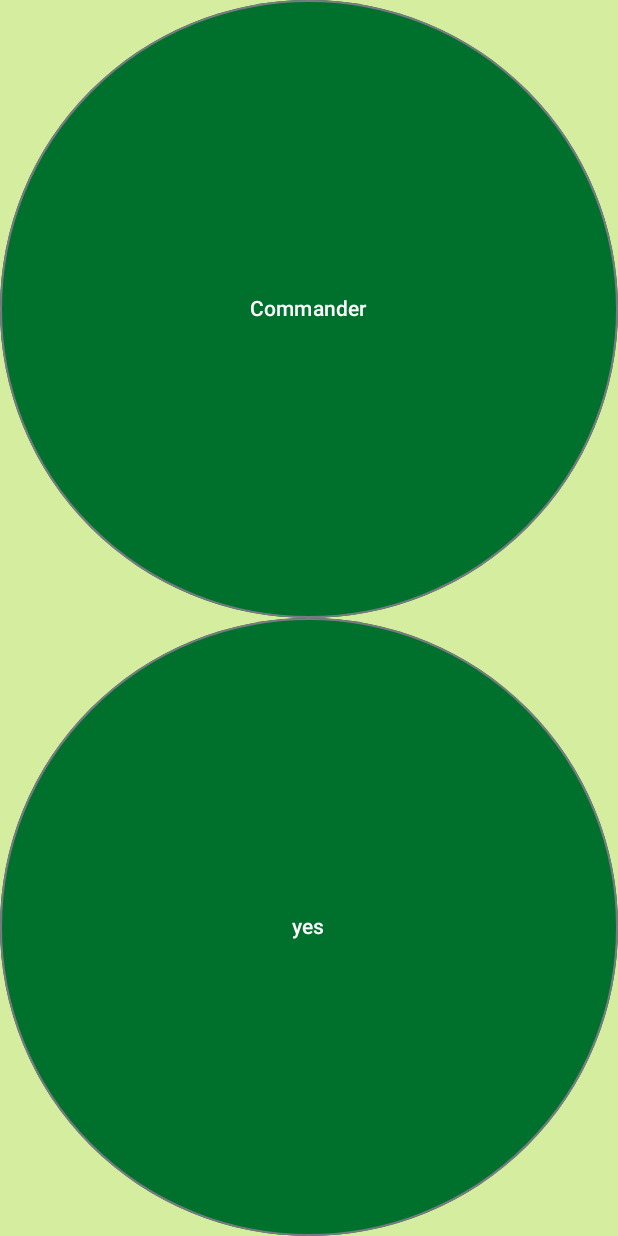
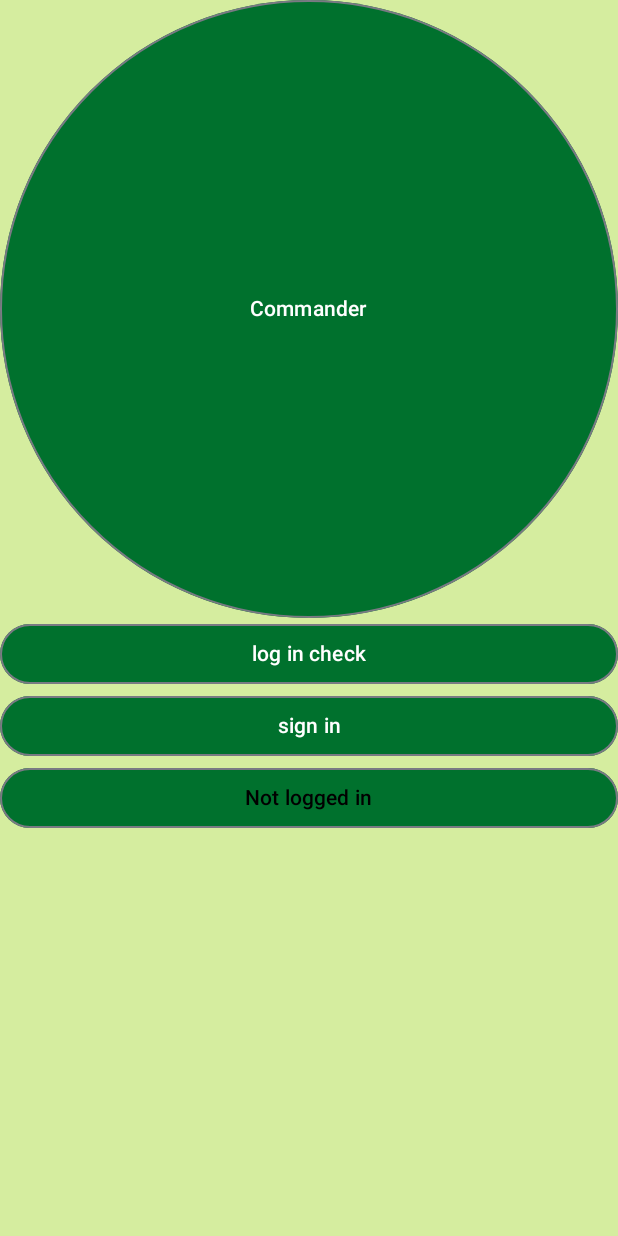
Before and after one commit to gvidas123/MtgLifeCounter, an Android app built with Jetpack Compose: the StartScreen screen opened through its navigation route, on a phone screen of 412 x 824 dp. Run offline under Robolectric (Android 15) with nearby library versions, the phone set to English and light mode, and no system bars; our stand-ins replace livedata-compose; libraries missing offline, so code that uses them is left out: com.google.api.client, com.google.api.services.

Commit message:
nothing is working im losing my mind

```diff
--- a/app/build.gradle.kts
+++ b/app/build.gradle.kts
@@ -68,6 +68,7 @@ dependencies {
     implementation(libs.google.drive)
     implementation(libs.google.auth)
     implementation(libs.google.http.client.gson)
+    implementation(libs.androidx.runtime.livedata)
     testImplementation(libs.junit)
     androidTestImplementation(libs.androidx.junit)
     androidTestImplementation(libs.androidx.espresso.core)
--- a/app/src/main/java/com/example/mtglifecounter/MainActivity.kt
+++ b/app/src/main/java/com/example/mtglifecounter/MainActivity.kt
@@ -1,93 +1,41 @@
 package com.example.mtglifecounter
 
+import android.app.Activity
 import android.content.Intent
 import android.os.Bundle
 import android.util.Log
 import androidx.activity.ComponentActivity
 import androidx.activity.compose.setContent
 import androidx.activity.enableEdgeToEdge
+import androidx.activity.result.ActivityResultLauncher
+import androidx.activity.result.contract.ActivityResultContracts
+import androidx.lifecycle.ViewModelProvider
 import com.example.mtglifecounter.ui.theme.CounterViewModel
 import com.example.mtglifecounter.ui.theme.MtgLifeCounterTheme
-import com.google.android.gms.auth.api.signin.GoogleSignIn
-import com.google.android.gms.auth.api.signin.GoogleSignInAccount
-import com.google.android.gms.auth.api.signin.GoogleSignInOptions
-import com.google.android.gms.common.api.ApiException
-import com.google.android.gms.common.api.Scope
-import com.google.android.gms.tasks.Task
-import com.google.api.client.googleapis.extensions.android.gms.auth.GoogleAccountCredential
-import com.google.api.client.http.javanet.NetHttpTransport
-import com.google.api.client.json.gson.GsonFactory
+import com.example.mtglifecounter.ui.theme.DriveViewModel
+import com.example.mtglifecounter.ui.theme.RC_SIGN_IN
 import com.google.api.services.drive.Drive
-import com.google.api.services.drive.DriveScopes
 import kotlinx.coroutines.DelicateCoroutinesApi
 import kotlinx.coroutines.Dispatchers
 import kotlinx.coroutines.GlobalScope
 import kotlinx.coroutines.launch
 
 
-private const val RC_SIGN_IN = 100
-
 class MainActivity : ComponentActivity() {
 
     override fun onCreate(savedInstanceState: Bundle?) {
         enableEdgeToEdge()
         super.onCreate(savedInstanceState)
-        val gso = GoogleSignInOptions.Builder(GoogleSignInOptions.DEFAULT_SIGN_IN)
-            .requestScopes(Scope(DriveScopes.DRIVE))
-            .requestEmail()
-            .build()
-        val googleSignInClient = GoogleSignIn.getClient(this, gso)
-        val signInIntent = googleSignInClient.signInIntent
-        startActivityForResult(signInIntent, RC_SIGN_IN)
-        val account = GoogleSignIn.getLastSignedInAccount(this)
-        if (account != null) {
-            val driveService = initializeDriveService(account)
-            getSpecificDriveFile(driveService,"mtg games")
-        } else {
-            Log.e("GoogleSignIn", "User is not signed in")
-        }
+
 
         setContent {
             MtgLifeCounterTheme {
                 MtgLifeCounterApp(
-                    counterViewModel = CounterViewModel()
+                    counterViewModel = CounterViewModel(),
+                    driveViewModel = DriveViewModel(this.application),
+                    activity = this
                 )
             }
         }
     }
-    @OptIn(DelicateCoroutinesApi::class)
-    fun getSpecificDriveFile(driveService: Drive, fileName: String) {
-        GlobalScope.launch(Dispatchers.IO) {
-            try {
-                val result = driveService.files().list()
-                    .setQ("name = '$fileName'")
-                    .setFields("files(id, name)")
-                    .setPageSize(1) // Limit to 1 file
-                    .execute()
-
-                val file = result.files?.firstOrNull()
-                if (file != null) {
-                    Log.d("GoogleDrive", "File Name: ${file.name}, File ID: ${file.id}")
-                } else {
-                    Log.d("GoogleDrive", "File not found: $fileName")
-                }
-            } catch (e: Exception) {
-                Log.e("GoogleDrive", "Error retrieving file", e)
-            }
-        }
-    }
-
-    private fun initializeDriveService(account: GoogleSignInAccount): Drive {
-        val credential = GoogleAccountCredential.usingOAuth2(
-            this, listOf(DriveScopes.DRIVE_FILE)
-        )
-        credential.selectedAccount = account.account
-
-        return Drive.Builder(
-            NetHttpTransport(),
-            GsonFactory(),
-            credential
-        ).setApplicationName("YourAppName").build()
-    }
-
 }
--- a/app/src/main/java/com/example/mtglifecounter/MainScreen.kt
+++ b/app/src/main/java/com/example/mtglifecounter/MainScreen.kt
@@ -1,6 +1,7 @@
 package com.example.mtglifecounter
 import android.app.Activity
 import android.widget.Toast
+import androidx.activity.ComponentActivity
 import androidx.activity.compose.rememberLauncherForActivityResult
 import androidx.activity.result.ActivityResult
 import androidx.activity.result.contract.ActivityResultContracts
@@ -18,9 +19,7 @@ import com.example.mtglifecounter.screens.EndScreen
 import com.example.mtglifecounter.screens.StartScreen
 import com.example.mtglifecounter.screens.PlayerSelectionScreen
 import com.example.mtglifecounter.ui.theme.CounterViewModel
-import com.google.android.gms.auth.api.signin.GoogleSignIn
-import com.google.android.gms.auth.api.signin.GoogleSignInAccount
-import com.google.android.gms.tasks.Task
+import com.example.mtglifecounter.ui.theme.DriveViewModel
 
 
 enum class Screens(@StringRes title: Int) {
@@ -32,7 +31,9 @@ enum class Screens(@StringRes title: Int) {
 
 @Composable
 fun MtgLifeCounterApp(
+    driveViewModel: DriveViewModel,
     counterViewModel: CounterViewModel,
+    activity: ComponentActivity,
     navController: NavHostController = rememberNavController()
 ) {
 
@@ -46,11 +47,13 @@ fun MtgLifeCounterApp(
         {
             composable(route = Screens.Start.name) {
                 StartScreen(
-                    onButtonClick = { navController.navigate(Screens.Selection.name)
-
-                    }
+                    driveViewModel,
+                    onButtonClick = { navController.navigate(Screens.Selection.name)},
+                    onSecondClick = {
+                        driveViewModel.checkSignInStatus()
+                    },
+                    activity = activity
                 )
-
             }
             composable(route = Screens.Selection.name) {
                 PlayerSelectionScreen(
--- a/app/src/main/java/com/example/mtglifecounter/screens/StartScreen.kt
+++ b/app/src/main/java/com/example/mtglifecounter/screens/StartScreen.kt
@@ -1,5 +1,7 @@
 package com.example.mtglifecounter.screens
 
+import android.app.Application
+import androidx.activity.ComponentActivity
 import androidx.compose.foundation.background
 import androidx.compose.foundation.layout.Box
 import androidx.compose.foundation.layout.Column
@@ -10,18 +12,30 @@ import androidx.compose.material3.ButtonDefaults
 import androidx.compose.material3.OutlinedButton
 import androidx.compose.material3.Text
 import androidx.compose.runtime.Composable
+import androidx.compose.runtime.getValue
+import androidx.compose.runtime.livedata.observeAsState
 import androidx.compose.ui.Modifier
 import androidx.compose.ui.graphics.Color
+import androidx.compose.ui.platform.LocalContext
+import androidx.compose.ui.text.style.TextAlign
 import androidx.compose.ui.tooling.preview.Preview
+import androidx.lifecycle.viewmodel.compose.viewModel
+import com.example.mtglifecounter.ui.theme.DriveViewModel
 import com.example.mtglifecounter.ui.theme.MtgLifeCounterTheme
 import com.example.mtglifecounter.ui.theme.Greenish
 import com.example.mtglifecounter.ui.theme.LightGreenish
+import com.example.mtglifecounter.ui.theme.RC_SIGN_IN
+import com.google.api.services.drive.DriveScopes
 
 
 @Composable
 fun StartScreen(
-    onButtonClick: () -> Unit = {}
+    driveViewModel: DriveViewModel,
+    activity: ComponentActivity,
+    onButtonClick: () -> Unit = {},
+    onSecondClick: () -> Unit = {},
 ) {
+   val account by driveViewModel.currentAccount.observeAsState()
     Box(
         modifier = Modifier
             .fillMaxSize()
@@ -33,17 +47,13 @@ fun StartScreen(
 
             ) {
             OutlinedButton(
-
                 modifier = Modifier
                     .fillMaxHeight(0.5f)
                     .fillMaxWidth(),
                 onClick = onButtonClick,
                 colors = ButtonDefaults.buttonColors(
                     containerColor = Greenish
-                ),
-
-
-
+                )
             )
             {
                 Text(text = "Commander",
@@ -51,29 +61,64 @@ fun StartScreen(
                 )
             }
             OutlinedButton(
-                modifier = Modifier
-                    .fillMaxHeight()
-                    .fillMaxWidth(),
-                onClick = onButtonClick,
+                modifier = Modifier.
+                fillMaxWidth(),
+                onClick = onSecondClick,
                 colors = ButtonDefaults.buttonColors(
                     containerColor = Greenish
                 ),
-
             )
             {
                 Text(
-                    text = "yes",
+                    text = "log in check",
+                    color = Color.White,
+
+                )
+            }
+            OutlinedButton(
+                onClick = {
+
+                },
+                colors = ButtonDefaults.buttonColors(
+                    containerColor = Greenish
+                ),
+                modifier = Modifier.fillMaxWidth()
+            ){
+                Text(text = "sign in",
+                    textAlign = TextAlign.Center,
+                    modifier = Modifier.fillMaxWidth(),
                     color = Color.White
                 )
             }
+
+            OutlinedButton(
+                onClick = onSecondClick,
+                colors = ButtonDefaults.buttonColors(
+                    containerColor = Greenish
+                ),
+                modifier = Modifier.fillMaxWidth()
+            ){
+                if (account != null) {
+                    Text(text = "Logged in as: ${account?.email}")
+                } else {
+                    Text(text = "Not logged in")
+                }
+            }
+
+
+
         }
     }
 }
+/*
 @Preview
 @Composable
 fun StartScreenPreview(){
     MtgLifeCounterTheme{
-        StartScreen()
+        StartScreen(
+            eViewModel)
+        )
     }
 
 }
+*/
--- /dev/null
+++ b/app/src/main/java/com/example/mtglifecounter/ui/theme/DriveViewModel.kt
@@ -0,0 +1,74 @@
+package com.example.mtglifecounter.ui.theme
+
+import android.app.Application
+import android.content.Intent
+import android.util.Log
+import androidx.lifecycle.AndroidViewModel
+import androidx.lifecycle.LiveData
+import androidx.lifecycle.MutableLiveData
+import com.google.android.gms.auth.api.signin.GoogleSignIn
+import com.google.android.gms.auth.api.signin.GoogleSignInAccount
+import com.google.android.gms.auth.api.signin.GoogleSignInClient
+import com.google.android.gms.auth.api.signin.GoogleSignInOptions
+import com.google.android.gms.common.api.ApiException
+import com.google.android.gms.common.api.Scope
+import com.google.api.client.googleapis.extensions.android.gms.auth.GoogleAccountCredential
+import com.google.api.client.http.javanet.NetHttpTransport
+import com.google.api.client.json.gson.GsonFactory
+import com.google.api.services.drive.Drive
+import com.google.api.services.drive.DriveScopes
+
+const val RC_SIGN_IN = 100
+
+class DriveViewModel(application: Application) : AndroidViewModel(application) {
+    private val _currentAccount = MutableLiveData<GoogleSignInAccount?>()
+    val currentAccount: LiveData<GoogleSignInAccount?> = _currentAccount
+
+    private val _googleSignInClient: GoogleSignInClient by lazy {
+        val gso = GoogleSignInOptions.Builder(GoogleSignInOptions.DEFAULT_SIGN_IN)
+                .requestScopes(Scope(DriveScopes.DRIVE)) // Full access to Google Drive
+                .requestEmail()
+                .build()
+        GoogleSignIn.getClient(getApplication(), gso)
+    }
+
+     val googleSignInClient: GoogleSignInClient
+        get() = _googleSignInClient
+
+
+
+    private val _driveService = MutableLiveData<Drive?>()
+    val driveService: LiveData<Drive?> = _driveService
+
+
+    fun initializeDriveService() {
+        val account = GoogleSignIn.getLastSignedInAccount(getApplication<Application>())
+        _currentAccount.postValue(account)
+
+        val credential = GoogleAccountCredential.usingOAuth2(
+                getApplication(),
+                listOf(DriveScopes.DRIVE)
+        ).apply {
+            if (account != null) {
+                selectedAccount = account.account
+            }
+        }
+
+        _driveService.postValue(
+                Drive.Builder(
+                        NetHttpTransport(),
+                        GsonFactory(),
+                        credential
+                ).setApplicationName("YourAppName").build()
+        )
+    }
+    fun checkSignInStatus() {
+        val account = GoogleSignIn.getLastSignedInAccount(getApplication<Application>())
+        if (account != null) {
+            Log.d("GoogleSignIn", "User is logged in: ${account.email}")
+            Log.d("GoogleSignIn", "Granted Scopes: ${account.grantedScopes}")
+        } else {
+            Log.d("GoogleSignIn", "User is not logged in")
+        }
+    }
+}
--- a/gradle/libs.versions.toml
+++ b/gradle/libs.versions.toml
@@ -11,6 +11,7 @@ activityCompose = "1.8.0"
 composeBom = "2024.04.01"
 navVersion = "2.7.7"
 playServicesBase = "18.5.0"
+runtimeLivedata = "1.7.5"
 
 [libraries]
 androidx-core-ktx = { group = "androidx.core", name = "core-ktx", version.ref = "coreKtx" }
@@ -36,6 +37,7 @@ google-guava = "com.google.guava:guava:32.0.1-jre"
 google-drive = "com.google.apis:google-api-services-drive:v3-rev136-1.25.0"
 google-auth = "com.google.android.gms:play-services-auth:21.2.0"
 google-http-client-gson = "com.google.http-client:google-http-client-gson:1.41.7"
+androidx-runtime-livedata = { group = "androidx.compose.runtime", name = "runtime-livedata", version.ref = "runtimeLivedata" }
 [plugins]
 android-application = { id = "com.android.application", version.ref = "agp" }
 jetbrains-kotlin-android = { id = "org.jetbrains.kotlin.android", version.ref = "kotlin" }
```
